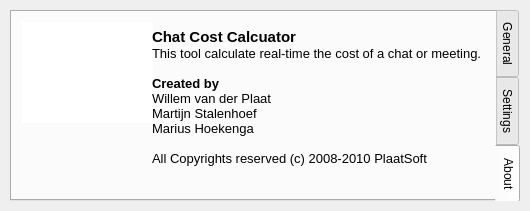
Old version of the form src/calc.ui in the repository plaatsoft/chatcostcalc.
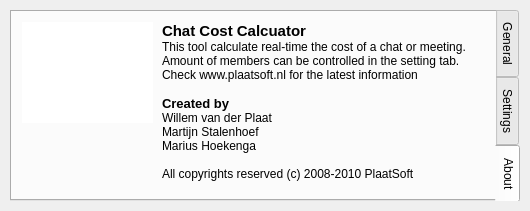
New version of the form. The open tabs and pages were chosen to show the change.

```diff
--- a/src/calc.ui
+++ b/src/calc.ui
@@ -272,10 +272,10 @@
     <widget class="QLabel" name="label">
      <property name="geometry">
       <rect>
-       <x>140</x>
+       <x>150</x>
        <y>10</y>
-       <width>331</width>
-       <height>151</height>
+       <width>321</width>
+       <height>161</height>
       </rect>
      </property>
      <property name="text">
@@ -284,14 +284,17 @@
 p, li { white-space: pre-wrap; }
 &lt;/style&gt;&lt;/head&gt;&lt;body style=&quot; font-family:'MS Shell Dlg 2'; font-size:8.25pt; font-weight:400; font-style:normal;&quot;&gt;
 &lt;p style=&quot; margin-top:0px; margin-bottom:0px; margin-left:0px; margin-right:0px; -qt-block-indent:0; text-indent:0px;&quot;&gt;&lt;span style=&quot; font-size:11pt; font-weight:600;&quot;&gt;Chat Cost Calcuator&lt;/span&gt;&lt;/p&gt;
-&lt;p style=&quot; margin-top:0px; margin-bottom:0px; margin-left:0px; margin-right:0px; -qt-block-indent:0; text-indent:0px;&quot;&gt;&lt;span style=&quot; font-size:10pt;&quot;&gt;This tool calculate real-time the cost of a chat or meeting.&lt;/span&gt;&lt;/p&gt;
-&lt;p style=&quot;-qt-paragraph-type:empty; margin-top:0px; margin-bottom:0px; margin-left:0px; margin-right:0px; -qt-block-indent:0; text-indent:0px; font-size:10pt;&quot;&gt;&lt;/p&gt;
+&lt;p style=&quot; margin-top:0px; margin-bottom:0px; margin-left:0px; margin-right:0px; -qt-block-indent:0; text-indent:0px;&quot;&gt;&lt;span style=&quot; font-size:9pt;&quot;&gt;This tool calculate real-time the cost of a chat or meeting. &lt;/span&gt;&lt;/p&gt;
+&lt;p style=&quot; margin-top:0px; margin-bottom:0px; margin-left:0px; margin-right:0px; -qt-block-indent:0; text-indent:0px;&quot;&gt;&lt;span style=&quot; font-size:9pt;&quot;&gt;Amount of members can be controlled in the setting tab.&lt;/span&gt;&lt;/p&gt;
+&lt;p style=&quot; margin-top:0px; margin-bottom:0px; margin-left:0px; margin-right:0px; -qt-block-indent:0; text-indent:0px;&quot;&gt;&lt;span style=&quot; font-size:9pt;&quot;&gt;Check www.plaatsoft.nl for the latest information&lt;/span&gt;&lt;/p&gt;
+&lt;p style=&quot;-qt-paragraph-type:empty; margin-top:0px; margin-bottom:0px; margin-left:0px; margin-right:0px; -qt-block-indent:0; text-indent:0px; font-size:9pt;&quot;&gt;&lt;/p&gt;
 &lt;p style=&quot; margin-top:0px; margin-bottom:0px; margin-left:0px; margin-right:0px; -qt-block-indent:0; text-indent:0px;&quot;&gt;&lt;span style=&quot; font-size:10pt; font-weight:600;&quot;&gt;Created by&lt;/span&gt;&lt;/p&gt;
-&lt;p style=&quot; margin-top:0px; margin-bottom:0px; margin-left:0px; margin-right:0px; -qt-block-indent:0; text-indent:0px;&quot;&gt;&lt;span style=&quot; font-size:10pt;&quot;&gt;Willem van der Plaat&lt;/span&gt;&lt;/p&gt;
-&lt;p style=&quot; margin-top:0px; margin-bottom:0px; margin-left:0px; margin-right:0px; -qt-block-indent:0; text-indent:0px;&quot;&gt;&lt;span style=&quot; font-size:10pt;&quot;&gt;Martijn Stalenhoef&lt;/span&gt;&lt;/p&gt;
-&lt;p style=&quot; margin-top:0px; margin-bottom:0px; margin-left:0px; margin-right:0px; -qt-block-indent:0; text-indent:0px;&quot;&gt;&lt;span style=&quot; font-size:10pt;&quot;&gt;Marius Hoekenga&lt;/span&gt;&lt;/p&gt;
-&lt;p style=&quot;-qt-paragraph-type:empty; margin-top:0px; margin-bottom:0px; margin-left:0px; margin-right:0px; -qt-block-indent:0; text-indent:0px; font-size:10pt;&quot;&gt;&lt;/p&gt;
-&lt;p style=&quot; margin-top:0px; margin-bottom:0px; margin-left:0px; margin-right:0px; -qt-block-indent:0; text-indent:0px;&quot;&gt;&lt;span style=&quot; font-size:10pt;&quot;&gt;All Copyrights reserved (c) 2008-2010 PlaatSoft&lt;/span&gt;&lt;/p&gt;&lt;/body&gt;&lt;/html&gt;</string>
+&lt;p style=&quot; margin-top:0px; margin-bottom:0px; margin-left:0px; margin-right:0px; -qt-block-indent:0; text-indent:0px;&quot;&gt;&lt;span style=&quot; font-size:9pt;&quot;&gt;Willem van der Plaat &lt;/span&gt;&lt;/p&gt;
+&lt;p style=&quot; margin-top:0px; margin-bottom:0px; margin-left:0px; margin-right:0px; -qt-block-indent:0; text-indent:0px;&quot;&gt;&lt;span style=&quot; font-size:9pt;&quot;&gt;Martijn Stalenhoef&lt;/span&gt;&lt;/p&gt;
+&lt;p style=&quot; margin-top:0px; margin-bottom:0px; margin-left:0px; margin-right:0px; -qt-block-indent:0; text-indent:0px;&quot;&gt;&lt;span style=&quot; font-size:9pt;&quot;&gt;Marius Hoekenga&lt;/span&gt;&lt;/p&gt;
+&lt;p style=&quot;-qt-paragraph-type:empty; margin-top:0px; margin-bottom:0px; margin-left:0px; margin-right:0px; -qt-block-indent:0; text-indent:0px; font-size:9pt;&quot;&gt;&lt;/p&gt;
+&lt;p style=&quot; margin-top:0px; margin-bottom:0px; margin-left:0px; margin-right:0px; -qt-block-indent:0; text-indent:0px;&quot;&gt;&lt;span style=&quot; font-size:9pt;&quot;&gt;All copyrights reserved (c) 2008-2010 PlaatSoft&lt;/span&gt;&lt;/p&gt;
+&lt;p style=&quot;-qt-paragraph-type:empty; margin-top:0px; margin-bottom:0px; margin-left:0px; margin-right:0px; -qt-block-indent:0; text-indent:0px; font-size:10pt;&quot;&gt;&lt;/p&gt;&lt;/body&gt;&lt;/html&gt;</string>
      </property>
     </widget>
    </widget>
```
Left out of the diff: 24 changed lines with no effect on the pictures.
